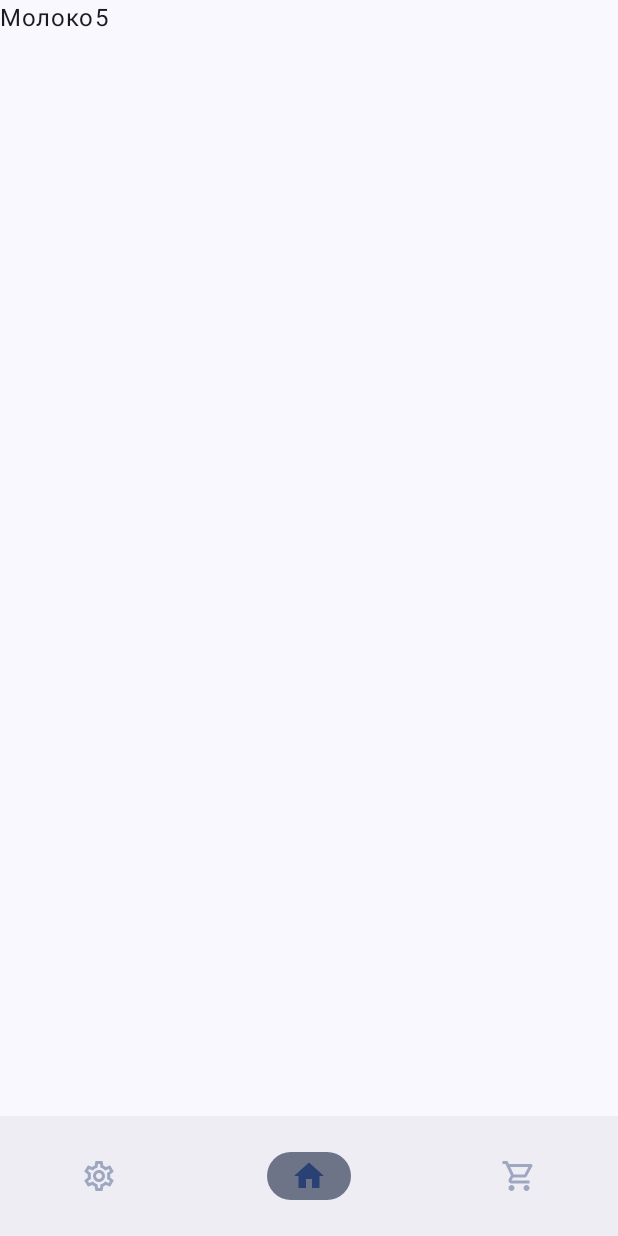
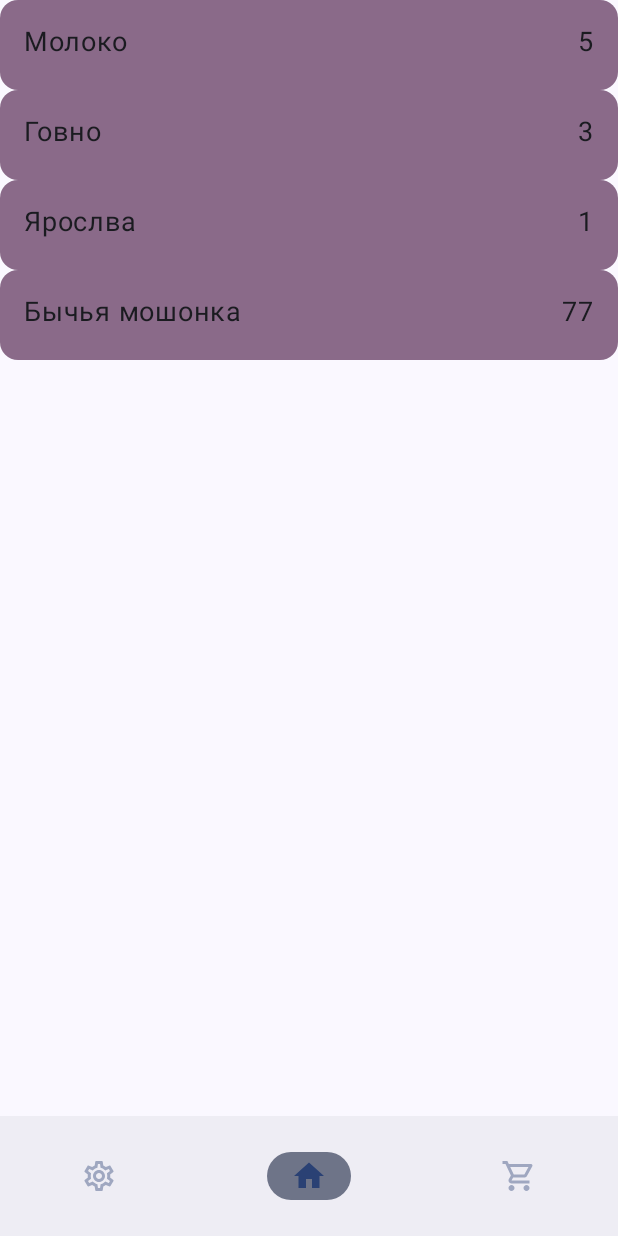
Before and after one commit to yaroslav-belozerov/prod_hack_24, an Android app built with Jetpack Compose: the screen it shows after launch (MainActivity), item 2 of the bottom bar chosen, on a phone screen of 412 x 824 dp. Run offline under Robolectric (Android 15) with nearby library versions, the phone set to English and light mode, and no system bars.

Commit message:
mock govno

```diff
--- a/app/src/main/java/com/yaabelozerov/holodos_mobile/MainActivity.kt
+++ b/app/src/main/java/com/yaabelozerov/holodos_mobile/MainActivity.kt
@@ -28,6 +28,7 @@ import androidx.navigation.compose.composable
 import androidx.navigation.compose.currentBackStackEntryAsState
 import androidx.navigation.compose.rememberNavController
 import com.yaabelozerov.holodos_mobile.domain.MainScreenViewModel
+import com.yaabelozerov.holodos_mobile.ui.MainPage
 import com.yaabelozerov.holodos_mobile.ui.Navigation
 import com.yaabelozerov.holodos_mobile.ui.theme.Holodos_mobileTheme
 
@@ -74,14 +75,8 @@ class MainActivity : ComponentActivity() {
                             Text("Settings")
                         }
                         composable(Navigation.FRIDGE.route) {
-                            Column {
-                                mvm.items.collectAsState().value.map {
-                                    Row {
-                                        Text(it.first)
-                                        Text(it.second.toString())
-                                    }
-                                }
-                            }
+                            val items = mvm.items.collectAsState().value
+                            MainPage(items)
                         }
                         composable(Navigation.LIST.route) {
                             Text("Shopping List")
--- a/app/src/main/java/com/yaabelozerov/holodos_mobile/domain/MainScreenViewModel.kt
+++ b/app/src/main/java/com/yaabelozerov/holodos_mobile/domain/MainScreenViewModel.kt
@@ -17,6 +17,9 @@ class MainScreenViewModel: ViewModel() {
         _items.update {
             listOf(
                 Pair("Молоко", 5),
+                Pair("Говно", 3),
+                Pair("Ярослва", 1),
+                Pair("Бычья мошонка", 77),
             )
         }
     }
--- a/app/src/main/java/com/yaabelozerov/holodos_mobile/ui/MainPage.kt
+++ b/app/src/main/java/com/yaabelozerov/holodos_mobile/ui/MainPage.kt
@@ -4,43 +4,69 @@ import androidx.compose.foundation.layout.Column
 import androidx.compose.foundation.layout.Row
 import androidx.compose.foundation.layout.Spacer
 import androidx.compose.foundation.layout.fillMaxSize
+import androidx.compose.foundation.layout.fillMaxWidth
+import androidx.compose.foundation.layout.height
+import androidx.compose.foundation.layout.padding
+import androidx.compose.foundation.layout.size
 import androidx.compose.material3.Card
 import androidx.compose.material3.CardDefaults
 import androidx.compose.material3.MaterialTheme
 import androidx.compose.material3.Text
 import androidx.compose.runtime.Composable
+import androidx.compose.runtime.collectAsState
 import androidx.compose.ui.Modifier
 import androidx.compose.ui.res.stringResource
+import androidx.compose.ui.unit.dp
+import androidx.compose.ui.unit.sp
 import com.yaabelozerov.holodos_mobile.R
+import kotlinx.coroutines.flow.MutableStateFlow
 import kotlin.random.Random
 
 
 @Composable
-fun MainPage() {
-
+fun MainPage(
+    products: List<Pair<String, Int>>
+) {
+    val p = products
+    Column {
+        p.map {
+            Product(
+                name = it.first,
+                expTime = it.second,
+                modifier = Modifier
+            )
+        }
+    }
 }
 
 @Composable
 fun Product(
     name: String,
     expTime: Int,
-    expired: Boolean,
     modifier: Modifier = Modifier
 ) {
     Card(
-        modifier = Modifier,
-        colors = CardDefaults.cardColors().copy(containerColor = if (expTime > 0) MaterialTheme.colorScheme.tertiaryContainer else MaterialTheme.colorScheme.errorContainer)
+        colors = CardDefaults.cardColors().copy(containerColor = if (expTime > 0) MaterialTheme.colorScheme.tertiaryContainer else MaterialTheme.colorScheme.errorContainer),
+        modifier = Modifier
+            .fillMaxWidth()
+            .height(60.dp)
     ) {
         Row {
             if (expTime > 0) {
                 Text(
-                    text = name
+                    text = name,
+                    fontSize = 18.sp,
+                    modifier =  Modifier
+                        .padding(16.dp)
                 )
                 Spacer(
                     Modifier.weight(1f)
                 )
                 Text(
-                    text = expTime.toString()
+                    text = expTime.toString(),
+                    fontSize = 18.sp,
+                    modifier =  Modifier
+                        .padding(16.dp)
                 )
 
             } else {
```
